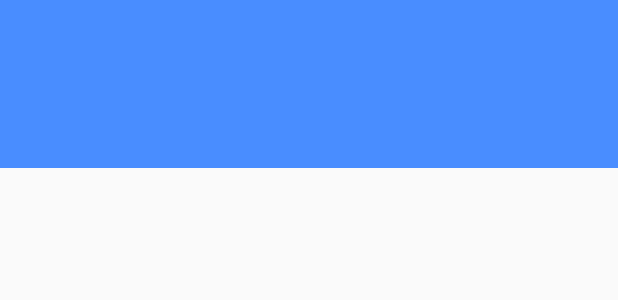
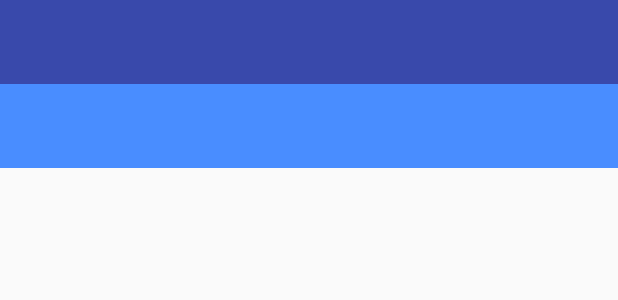
Before and after one commit to BrunodaSilvaMachado/AdacaLite, an Android app: the layout activity_main.xml on its own in the app's theme, with its tools: preview values and no code run, on a phone screen of 412 x 824 dp. Shown: the top 300 px of the screen. Run offline under Robolectric (Android 15) with nearby library versions, the phone set to English and light mode, and no system bars.

Commit message:
Mudança no estilo

```diff
--- a/app/src/main/res/layout/app_bar_main.xml
+++ b/app/src/main/res/layout/app_bar_main.xml
@@ -17,7 +17,7 @@
                 android:id="@+id/toolbar"
                 android:layout_width="match_parent"
                 android:layout_height="?attr/actionBarSize"
-                android:background="?attr/colorPrimaryDark"
+                android:background="?attr/colorPrimary"
                 app:popupTheme="@style/AppTheme.PopupOverlay"/>
 
     </com.google.android.material.appbar.AppBarLayout>
--- a/app/src/main/res/values/colors.xml
+++ b/app/src/main/res/values/colors.xml
@@ -1,6 +1,6 @@
 <?xml version="1.0" encoding="utf-8"?>
 <resources>
-    <color name="colorPrimary">#e3f2fd</color>
-    <color name="colorPrimaryDark">#498dff</color>
-    <color name="colorAccent">#00FF99</color>
+    <color name="colorPrimary">#498dff</color>
+    <color name="colorPrimaryDark">#3949AB</color>
+    <color name="colorAccent">#2E7D32</color>
 </resources>
```
